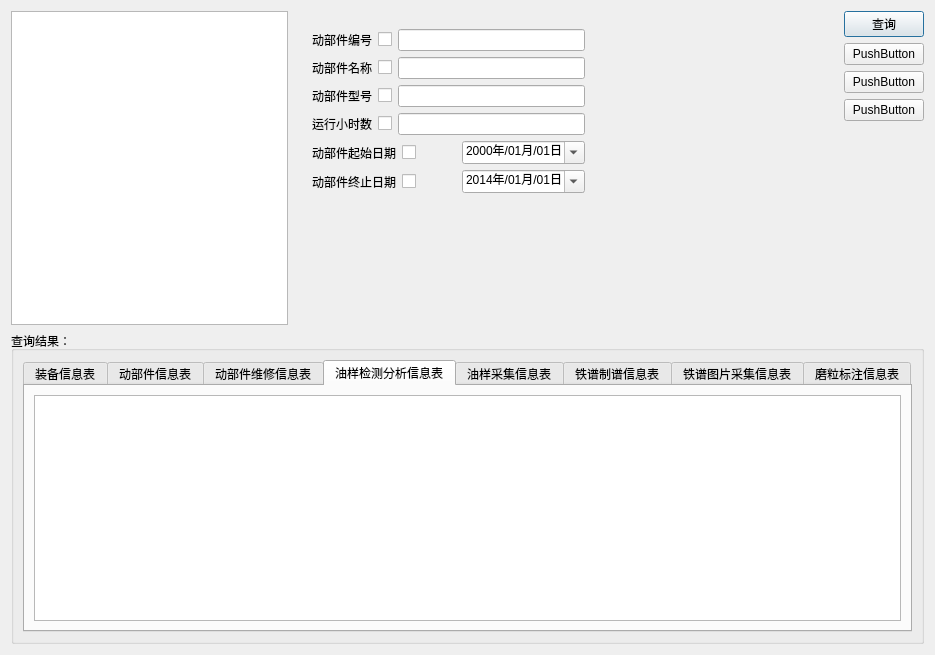
This is advancesearchdlg.ui in WooodHead/labelling3 as Qt 5 draws it before an edit. The edited form follows.
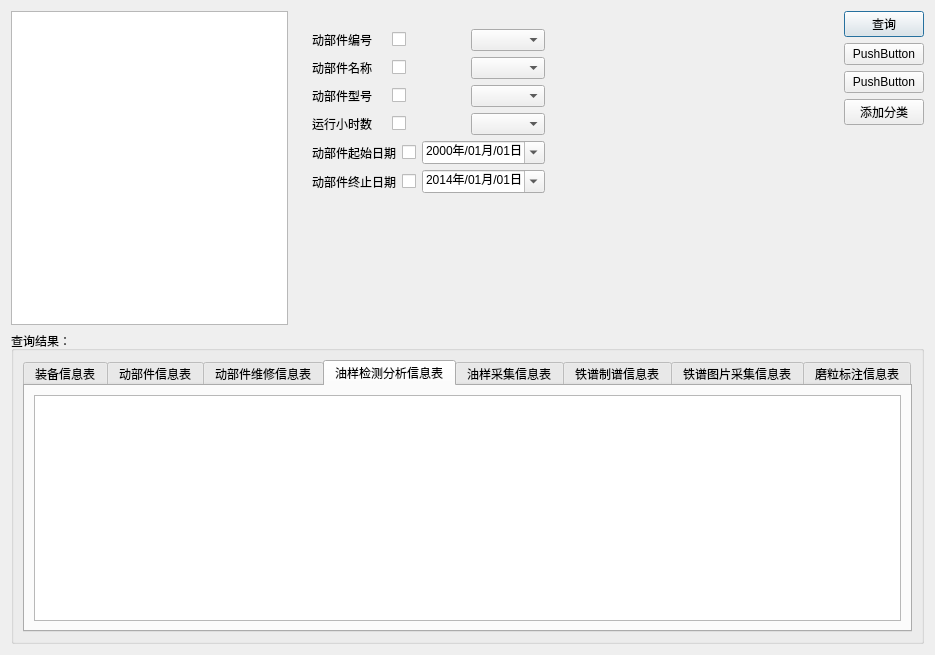
This is the edited form. The open tabs and pages were chosen to show the change.

Patch:
```diff
--- a/advancesearchdlg.ui
+++ b/advancesearchdlg.ui
@@ -229,7 +229,7 @@
                </widget>
               </item>
               <item>
-               <widget class="QLineEdit" name="lineEdit_11"/>
+               <widget class="QComboBox" name="movepartIdCbBox"/>
               </item>
              </layout>
             </item>
@@ -253,7 +253,7 @@
                </widget>
               </item>
               <item>
-               <widget class="QLineEdit" name="lineEdit_12"/>
+               <widget class="QComboBox" name="movepartNameCbBox"/>
               </item>
              </layout>
             </item>
@@ -277,7 +277,7 @@
                </widget>
               </item>
               <item>
-               <widget class="QLineEdit" name="lineEdit_98"/>
+               <widget class="QComboBox" name="movepartTypeCbBox"/>
               </item>
              </layout>
             </item>
@@ -301,7 +301,7 @@
                </widget>
               </item>
               <item>
-               <widget class="QLineEdit" name="lineEdit_99"/>
+               <widget class="QComboBox" name="partrunHourCbBox"/>
               </item>
              </layout>
             </item>
@@ -325,20 +325,7 @@
                </widget>
               </item>
               <item>
-               <spacer name="horizontalSpacer_9">
-                <property name="orientation">
-                 <enum>Qt::Horizontal</enum>
-                </property>
-                <property name="sizeHint" stdset="0">
-                 <size>
-                  <width>40</width>
-                  <height>20</height>
-                 </size>
-                </property>
-               </spacer>
-              </item>
-              <item>
-               <widget class="QDateEdit" name="dateEdit_3">
+               <widget class="QDateEdit" name="movepartStartDateEdit">
                 <property name="displayFormat">
                  <string>yyyy年/MM月/dd日</string>
                 </property>
@@ -369,20 +356,7 @@
                </widget>
               </item>
               <item>
-               <spacer name="horizontalSpacer_10">
-                <property name="orientation">
-                 <enum>Qt::Horizontal</enum>
-                </property>
-                <property name="sizeHint" stdset="0">
-                 <size>
-                  <width>40</width>
-                  <height>20</height>
-                 </size>
-                </property>
-               </spacer>
-              </item>
-              <item>
-               <widget class="QDateEdit" name="dateEdit_4">
+               <widget class="QDateEdit" name="movepartEndDateEdit">
                 <property name="date">
                  <date>
                   <year>2014</year>
@@ -2549,7 +2523,7 @@
        <item>
         <widget class="QPushButton" name="pushButton_4">
          <property name="text">
-          <string>PushButton</string>
+          <string>添加分类</string>
          </property>
         </widget>
        </item>
```
Left out of the diff: 20 changed lines with no effect on the pictures.
